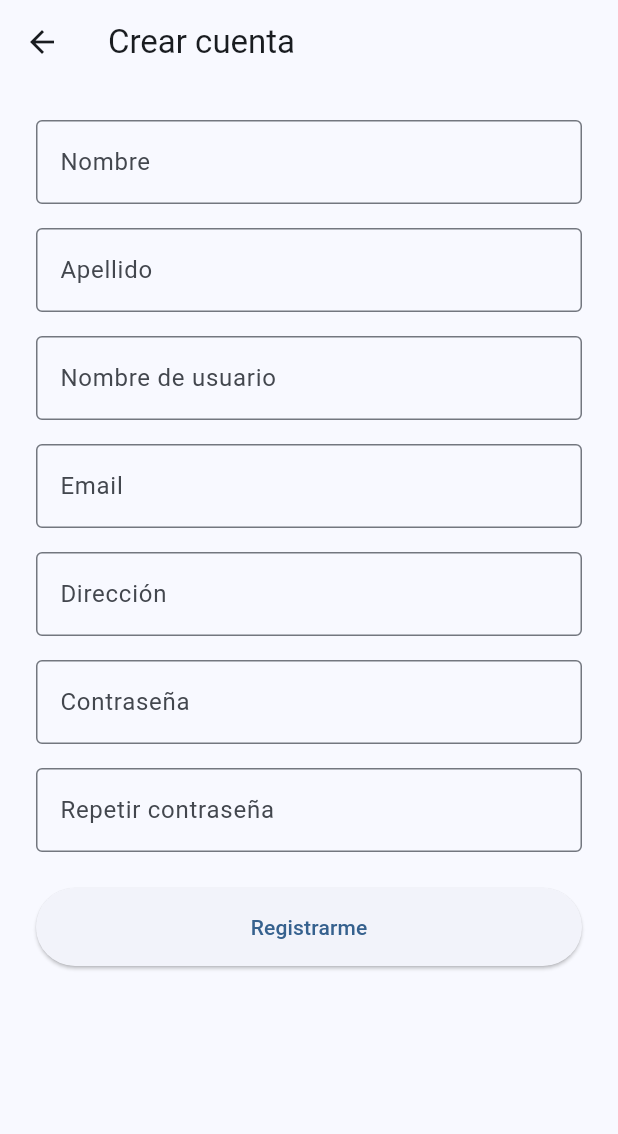
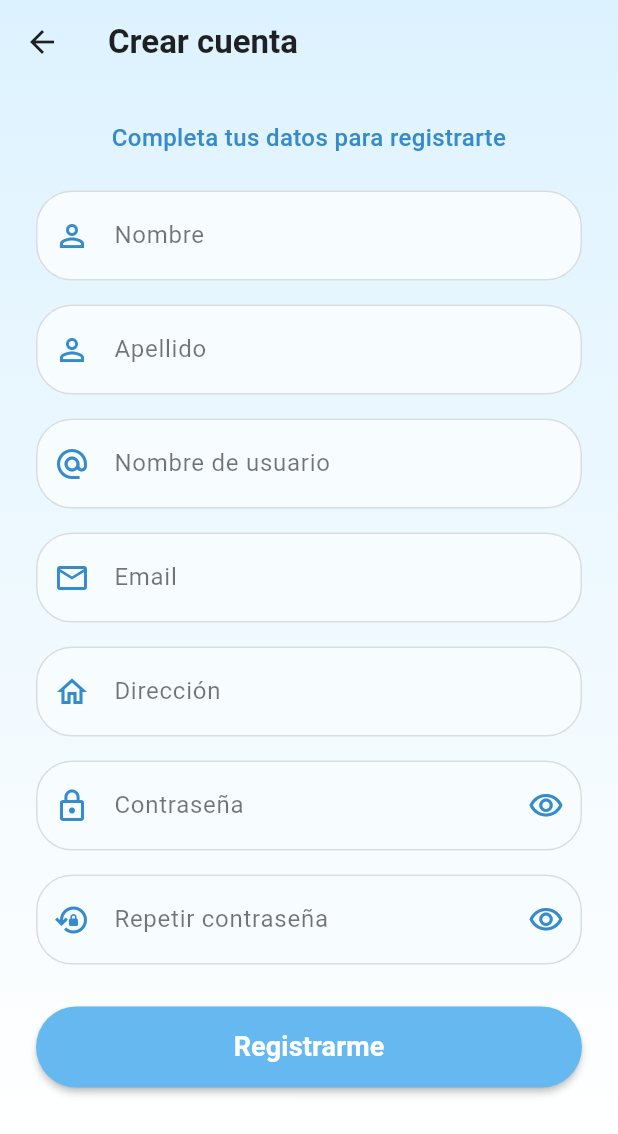
Before and after one commit to EnrikeLikeGenesis/RUTA_Proyecto, a Flutter app: the RegisterScreen screen opened directly, on a phone screen of 412 x 824 dp. Shown: the top 1134 px of the screen. Run offline on Flutter 3.47's test engine with Material 3 defaults, Android fonts, the phone set to English and light mode, and no system bars; our stand-ins replace flutter_local_notifications, flutter_map, geolocator, latlong2, supabase_flutter; accounts and stored records are empty.

Commit message:
Redesign register screen UI

```diff
--- a/lib/screens/auth/register_screen.dart
+++ b/lib/screens/auth/register_screen.dart
@@ -19,6 +19,15 @@ class _RegisterScreenState extends State<RegisterScreen> {
   final _confirmPasswordController = TextEditingController();
   final _formKey = GlobalKey<FormState>();
 
+  bool _obscurePassword = true;
+  bool _obscureConfirmPassword = true;
+
+  // Paleta de colores celeste / azul
+  static const Color primaryColor = Color(0xFF65B9F0);      // Azul celeste principal
+  static const Color accentColor = Color(0xFF358BCB);       // Azul más intenso para detalles e íconos
+  static const Color backgroundColor = Color(0xFFDDF2FF);  // Celeste claro para fondo/degradado
+  static const Color cardBackgroundColor = Color(0xFFF7FCFF); // Relleno suave de campos
+
   Future<void> _handleRegister() async {
     if (!_formKey.currentState!.validate()) return;
 
@@ -38,6 +47,7 @@ class _RegisterScreenState extends State<RegisterScreen> {
       ScaffoldMessenger.of(context).showSnackBar(
         const SnackBar(
           content: Text('Cuenta creada. Revisá tu email si pide confirmación.'),
+          backgroundColor: accentColor,
         ),
       );
       Navigator.of(context).pop();
@@ -45,9 +55,46 @@ class _RegisterScreenState extends State<RegisterScreen> {
       ScaffoldMessenger.of(context).showSnackBar(
         SnackBar(
           content: Text(authProvider.errorMessage ?? 'Error al registrarse'),
+          backgroundColor: Colors.redAccent,
         ),
       );
     }
+  }
+
+  InputDecoration _buildInputDecoration({
+    required String labelText,
+    required IconData prefixIcon,
+    Widget? suffixIcon,
+  }) {
+    return InputDecoration(
+      labelText: labelText,
+      labelStyle: const TextStyle(color: Colors.black54),
+      prefixIcon: Icon(prefixIcon, color: accentColor),
+      suffixIcon: suffixIcon,
+      filled: true,
+      fillColor: cardBackgroundColor,
+      contentPadding: const EdgeInsets.symmetric(horizontal: 20, vertical: 18),
+      border: OutlineInputBorder(
+        borderRadius: BorderRadius.circular(24),
+        borderSide: BorderSide.none,
+      ),
+      enabledBorder: OutlineInputBorder(
+        borderRadius: BorderRadius.circular(24),
+        borderSide: const BorderSide(color: Colors.black12, width: 1),
+      ),
+      focusedBorder: OutlineInputBorder(
+        borderRadius: BorderRadius.circular(24),
+        borderSide: const BorderSide(color: primaryColor, width: 2),
+      ),
+      errorBorder: OutlineInputBorder(
+        borderRadius: BorderRadius.circular(24),
+        borderSide: const BorderSide(color: Colors.redAccent, width: 1.5),
+      ),
+      focusedErrorBorder: OutlineInputBorder(
+        borderRadius: BorderRadius.circular(24),
+        borderSide: const BorderSide(color: Colors.redAccent, width: 2),
+      ),
+    );
   }
 
   @override
@@ -55,51 +102,87 @@ class _RegisterScreenState extends State<RegisterScreen> {
     final isLoading = context.watch<AuthProvider>().isLoading;
 
     return Scaffold(
-      appBar: AppBar(title: const Text('Crear cuenta')),
-      body: SafeArea(
-        child: Padding(
-          padding: const EdgeInsets.all(24.0),
+      extendBodyBehindAppBar: true,
+      appBar: AppBar(
+        title: const Text(
+          'Crear cuenta',
+          style: TextStyle(color: Colors.black87, fontWeight: FontWeight.bold),
+        ),
+        backgroundColor: Colors.transparent,
+        elevation: 0,
+        iconTheme: const IconThemeData(color: Colors.black87),
+      ),
+      body: Container(
+        decoration: const BoxDecoration(
+          gradient: LinearGradient(
+            colors: [backgroundColor, Colors.white],
+            begin: Alignment.topCenter,
+            end: Alignment.bottomCenter,
+          ),
+        ),
+        child: SafeArea(
+          child: SingleChildScrollView(
+            padding: const EdgeInsets.symmetric(horizontal: 24.0, vertical: 16.0),
             child: Form(
               key: _formKey,
               child: Column(
                 crossAxisAlignment: CrossAxisAlignment.stretch,
                 children: [
+                  const SizedBox(height: 8),
+                  const Text(
+                    'Completa tus datos para registrarte',
+                    style: TextStyle(
+                      fontSize: 16,
+                      color: accentColor,
+                      fontWeight: FontWeight.w500,
+                    ),
+                    textAlign: TextAlign.center,
+                  ),
+                  const SizedBox(height: 24),
+
+                  // 1. Nombre
                   TextFormField(
                     controller: _firstNameController,
-                  decoration: const InputDecoration(
+                    decoration: _buildInputDecoration(
                       labelText: 'Nombre',
-                    border: OutlineInputBorder(),
+                      prefixIcon: Icons.person_outline,
                     ),
                     validator: (value) =>
                         (value == null || value.trim().isEmpty) ? 'Requerido' : null,
                   ),
                   const SizedBox(height: 16),
+
+                  // 2. Apellido
                   TextFormField(
                     controller: _lastNameController,
-                  decoration: const InputDecoration(
+                    decoration: _buildInputDecoration(
                       labelText: 'Apellido',
-                    border: OutlineInputBorder(),
+                      prefixIcon: Icons.person_outline_sharp,
                     ),
                     validator: (value) =>
                         (value == null || value.trim().isEmpty) ? 'Requerido' : null,
                   ),
                   const SizedBox(height: 16),
+
+                  // 3. Nombre de usuario
                   TextFormField(
                     controller: _usernameController,
-                  decoration: const InputDecoration(
+                    decoration: _buildInputDecoration(
                       labelText: 'Nombre de usuario',
-                    border: OutlineInputBorder(),
+                      prefixIcon: Icons.alternate_email,
                     ),
                     validator: (value) =>
                         (value == null || value.trim().isEmpty) ? 'Requerido' : null,
                   ),
                   const SizedBox(height: 16),
+
+                  // 4. Email
                   TextFormField(
                     controller: _emailController,
                     keyboardType: TextInputType.emailAddress,
-                  decoration: const InputDecoration(
+                    decoration: _buildInputDecoration(
                       labelText: 'Email',
-                    border: OutlineInputBorder(),
+                      prefixIcon: Icons.email_outlined,
                     ),
                     validator: (value) {
                       if (value == null || !value.contains('@')) {
@@ -109,22 +192,39 @@ class _RegisterScreenState extends State<RegisterScreen> {
                     },
                   ),
                   const SizedBox(height: 16),
+
+                  // 5. Dirección
                   TextFormField(
                     controller: _addressController,
-                  decoration: const InputDecoration(
+                    decoration: _buildInputDecoration(
                       labelText: 'Dirección',
-                    border: OutlineInputBorder(),
+                      prefixIcon: Icons.home_outlined,
                     ),
                     validator: (value) =>
                         (value == null || value.trim().isEmpty) ? 'Requerido' : null,
                   ),
                   const SizedBox(height: 16),
+
+                  // 6. Contraseña
                   TextFormField(
                     controller: _passwordController,
-                  obscureText: true,
-                  decoration: const InputDecoration(
+                    obscureText: _obscurePassword,
+                    decoration: _buildInputDecoration(
                       labelText: 'Contraseña',
-                    border: OutlineInputBorder(),
+                      prefixIcon: Icons.lock_outline,
+                      suffixIcon: IconButton(
+                        icon: Icon(
+                          _obscurePassword
+                              ? Icons.visibility_outlined
+                              : Icons.visibility_off_outlined,
+                          color: accentColor,
+                        ),
+                        onPressed: () {
+                          setState(() {
+                            _obscurePassword = !_obscurePassword;
+                          });
+                        },
+                      ),
                     ),
                     validator: (value) {
                       if (value == null || value.length < 6) {
@@ -134,12 +234,27 @@ class _RegisterScreenState extends State<RegisterScreen> {
                     },
                   ),
                   const SizedBox(height: 16),
+
+                  // 7. Repetir contraseña
                   TextFormField(
                     controller: _confirmPasswordController,
-                  obscureText: true,
-                  decoration: const InputDecoration(
+                    obscureText: _obscureConfirmPassword,
+                    decoration: _buildInputDecoration(
                       labelText: 'Repetir contraseña',
-                    border: OutlineInputBorder(),
+                      prefixIcon: Icons.lock_reset_outlined,
+                      suffixIcon: IconButton(
+                        icon: Icon(
+                          _obscureConfirmPassword
+                              ? Icons.visibility_outlined
+                              : Icons.visibility_off_outlined,
+                          color: accentColor,
+                        ),
+                        onPressed: () {
+                          setState(() {
+                            _obscureConfirmPassword = !_obscureConfirmPassword;
+                          });
+                        },
+                      ),
                     ),
                     validator: (value) {
                       if (value == null || value.isEmpty) {
@@ -151,19 +266,42 @@ class _RegisterScreenState extends State<RegisterScreen> {
                       return null;
                     },
                   ),
-                const SizedBox(height: 24),
-                ElevatedButton(
+                  const SizedBox(height: 28),
+
+                  // Botón de registro
+                  SizedBox(
+                    height: 54,
+                    child: ElevatedButton(
                       onPressed: isLoading ? null : _handleRegister,
-                  style: ElevatedButton.styleFrom(padding: const EdgeInsets.all(16)),
+                      style: ElevatedButton.styleFrom(
+                        backgroundColor: primaryColor,
+                        foregroundColor: Colors.white,
+                        elevation: 2,
+                        shape: RoundedRectangleBorder(
+                          borderRadius: BorderRadius.circular(28),
+                        ),
+                      ),
                       child: isLoading
                           ? const SizedBox(
-                          height: 20,
-                          width: 20,
-                          child: CircularProgressIndicator(strokeWidth: 2),
+                              height: 24,
+                              width: 24,
+                              child: CircularProgressIndicator(
+                                strokeWidth: 2.5,
+                                color: Colors.white,
+                              ),
                             )
-                      : const Text('Registrarme'),
+                          : const Text(
+                              'Registrarme',
+                              style: TextStyle(
+                                fontSize: 18,
+                                fontWeight: FontWeight.bold,
                               ),
+                            ),
+                    ),
+                  ),
+                  const SizedBox(height: 16),
                 ],
+              ),
             ),
           ),
         ),
```
Lines whose indentation alone changed are shown as unchanged.
